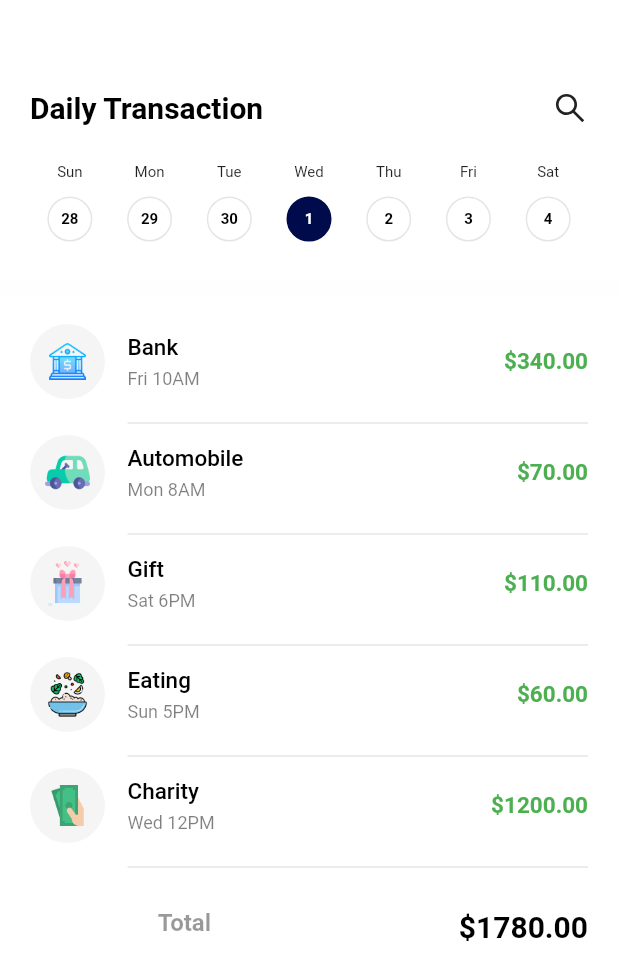
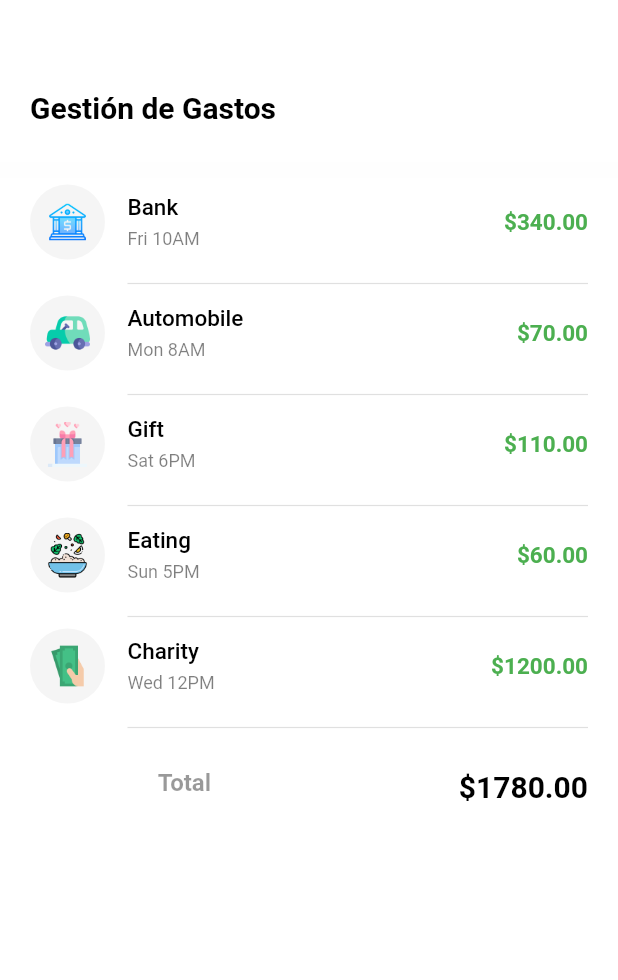
Before and after one commit to Valerias-mr/MateWallet, a Flutter app: the DailyPage screen opened directly, on a phone screen of 412 x 824 dp. Shown: the top 980 px of the screen. Run offline on Flutter 3.47's test engine with Material 2 defaults, Android fonts, the phone set to English and light mode, and no system bars; our stand-ins replace animated_bottom_navigation_bar, cloud_firestore, firebase_auth, firebase_core, fl_chart, flutter_icons_null_safety and 6 more; accounts and stored records are empty; network calls fail; project files that could hold a hidden picture were left out.

Commit message:
Correcciones generales diseño

```diff
--- a/Mate/lib/json/create_budget_json.dart
+++ b/Mate/lib/json/create_budget_json.dart
@@ -2,7 +2,7 @@ const List categories = [
   {"name": "Transporte", "icon": "assets/images/auto.png"},
   {"name": "Banco", "icon": "assets/images/bank.png"},
   {"name": "Dinero", "icon": "assets/images/cash.png"},
-  {"name": "Comida", "icon": "assets/images/charity.png"},
-  {"name": "Gimnasio", "icon": "assets/images/eating.png"},
-  {"name": "Gasolina", "icon": "assets/images/gift.png"}
+  {"name": "Comida", "icon": "assets/images/eating.png"},
+  {"name": "Ahorros", "icon": "assets/images/charity.png"},
+  {"name": "Regalos", "icon": "assets/images/gift.png"}
 ];
--- a/Mate/lib/screens/daily_page.dart
+++ b/Mate/lib/screens/daily_page.dart
@@ -1,5 +1,6 @@
 import 'package:bankingapp/json/daily_json.dart';
 import 'package:bankingapp/json/day_month.dart';
+import 'package:bankingapp/screens/edit_gestion.dart';
 import 'package:bankingapp/theme/colors.dart';
 import 'package:flutter/material.dart';
 import 'package:flutter_icons_null_safety/flutter_icons_null_safety.dart';
@@ -42,73 +43,20 @@ class _DailyPageState extends State<DailyPage> {
                     mainAxisAlignment: MainAxisAlignment.spaceBetween,
                     children: [
                       Text(
-                        "Daily Transaction",
+                        "Gestión de Gastos",
                         style: TextStyle(
                             fontSize: 20,
                             fontWeight: FontWeight.bold,
                             color: black),
                       ),
-                      Icon(AntDesign.search1)
                     ],
                   ),
-                  SizedBox(
-                    height: 25,
-                  ),
-                  Row(
-                      crossAxisAlignment: CrossAxisAlignment.start,
-                      children: List.generate(days.length, (index) {
-                        return GestureDetector(
-                          onTap: () {
-                            setState(() {
-                              activeDay = index;
-                            });
-                          },
-                          child: Container(
-                            width: (MediaQuery.of(context).size.width - 40) / 7,
-                            child: Column(
-                              children: [
-                                Text(
-                                  days[index]['label'],
-                                  style: TextStyle(fontSize: 10),
-                                ),
-                                SizedBox(
-                                  height: 10,
-                                ),
-                                Container(
-                                  width: 30,
-                                  height: 30,
-                                  decoration: BoxDecoration(
-                                      color: activeDay == index
-                                          ? primary
-                                          : Colors.transparent,
-                                      shape: BoxShape.circle,
-                                      border: Border.all(
-                                          color: activeDay == index
-                                              ? primary
-                                              : black.withOpacity(0.1))),
-                                  child: Center(
-                                    child: Text(
-                                      days[index]['day'],
-                                      style: TextStyle(
-                                          fontSize: 10,
-                                          fontWeight: FontWeight.w600,
-                                          color: activeDay == index
-                                              ? white
-                                              : black),
-                                    ),
-                                  ),
-                                )
-                              ],
-                            ),
-                          ),
-                        );
-                      }))
                 ],
               ),
             ),
           ),
           SizedBox(
-            height: 30,
+            height: 15,
           ),
           Padding(
             padding: const EdgeInsets.only(left: 20, right: 20),
@@ -119,8 +67,9 @@ class _DailyPageState extends State<DailyPage> {
                   Row(
                     mainAxisAlignment: MainAxisAlignment.spaceBetween,
                     children: [
-                      Container(
+                      GestureDetector(child: Container(
                         width: (size.width - 40) * 0.7,
+
                         child: Row(
                           children: [
                             Container(
@@ -167,6 +116,13 @@ class _DailyPageState extends State<DailyPage> {
                             )
                           ],
                         ),
+                      ),
+                      onTap: (){
+                        Navigator.push(
+              context,
+              MaterialPageRoute(builder: (context) => EditTransaction()),
+            );
+                      },
                       ),
                       Container(
                         width: (size.width - 40) * 0.3,
```
Also changed, not shown: Mate/lib/screens/create_budge_page.dart (+35 -78 lines), Mate/lib/screens/edit_gestion.dart (added, +196 -0 lines), Mate/lib/screens/home/components/transactions.dart (+5 -2 lines).
